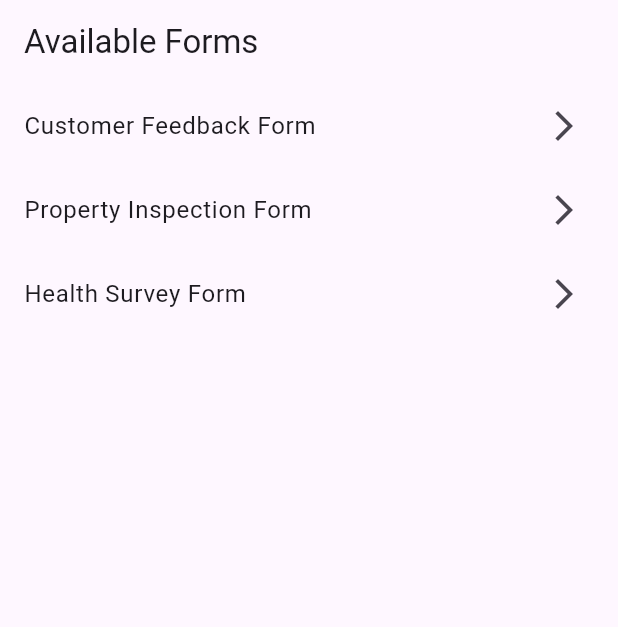
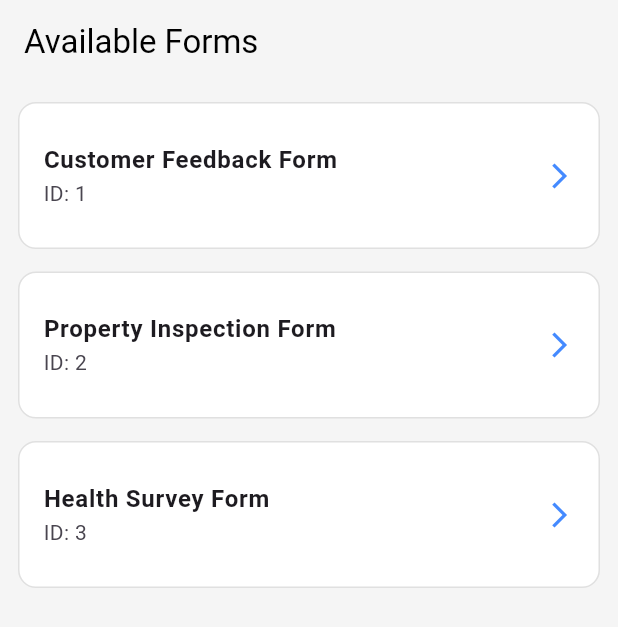
Before and after one commit to masud51435/dynamic-form-app, a Flutter app: the screen it shows after launch, on a phone screen of 412 x 824 dp. Shown: the top 627 px of the screen. Run offline on Flutter 3.47's test engine with Material 3 defaults, Android fonts, the phone set to English and light mode, and no system bars; our stand-ins replace get, google_fonts, image_picker, permission_handler; Roboto replaces fonts that are missing (Ubuntu).

Commit message:
customize form list

```diff
--- a/lib/presentation/modules/form_lists/views/form_list_page.dart
+++ b/lib/presentation/modules/form_lists/views/form_list_page.dart
@@ -9,18 +9,48 @@ class FormListPage extends GetView<FormListController> {
   @override
   Widget build(BuildContext context) {
     return Scaffold(
-      appBar: AppBar(title: const Text("Available Forms")),
+      backgroundColor: Colors.grey[100],
+      appBar: AppBar(
+        title: const Text("Available Forms"),
+        elevation: 0,
+        backgroundColor: Colors.transparent,
+        foregroundColor: Colors.black,
+      ),
       body: Obx(() {
         return ListView.builder(
+          padding: const EdgeInsets.all(12.0),
           itemCount: controller.forms.length,
           itemBuilder: (context, index) {
             final form = controller.forms[index];
-            return ListTile(
-              title: Text(form.formName),
-              trailing: const Icon(Icons.arrow_forward_ios),
-              onTap: () {
-                Get.toNamed(Routes.FORM, arguments: form);
-              },
+            return Container(
+              margin: const EdgeInsets.only(bottom: 15),
+              decoration: BoxDecoration(
+                color: Colors.white,
+                borderRadius: BorderRadius.circular(12),
+                border: Border.all(color: Colors.grey[300]!),
+              ),
+              child: ListTile(
+                contentPadding: const EdgeInsets.symmetric(
+                  vertical: 12.0,
+                  horizontal: 16.0,
+                ),
+                title: Text(
+                  form.formName,
+                  style: const TextStyle(
+                    fontWeight: FontWeight.w600,
+                    fontSize: 16,
+                  ),
+                ),
+                subtitle: Text("ID: ${form.id}"),
+                trailing: const Icon(
+                  Icons.arrow_forward_ios,
+                  color: Colors.blueAccent,
+                  size: 20,
+                ),
+                onTap: () {
+                  Get.toNamed(Routes.FORM, arguments: form);
+                },
+              ),
             );
           },
         );
```
